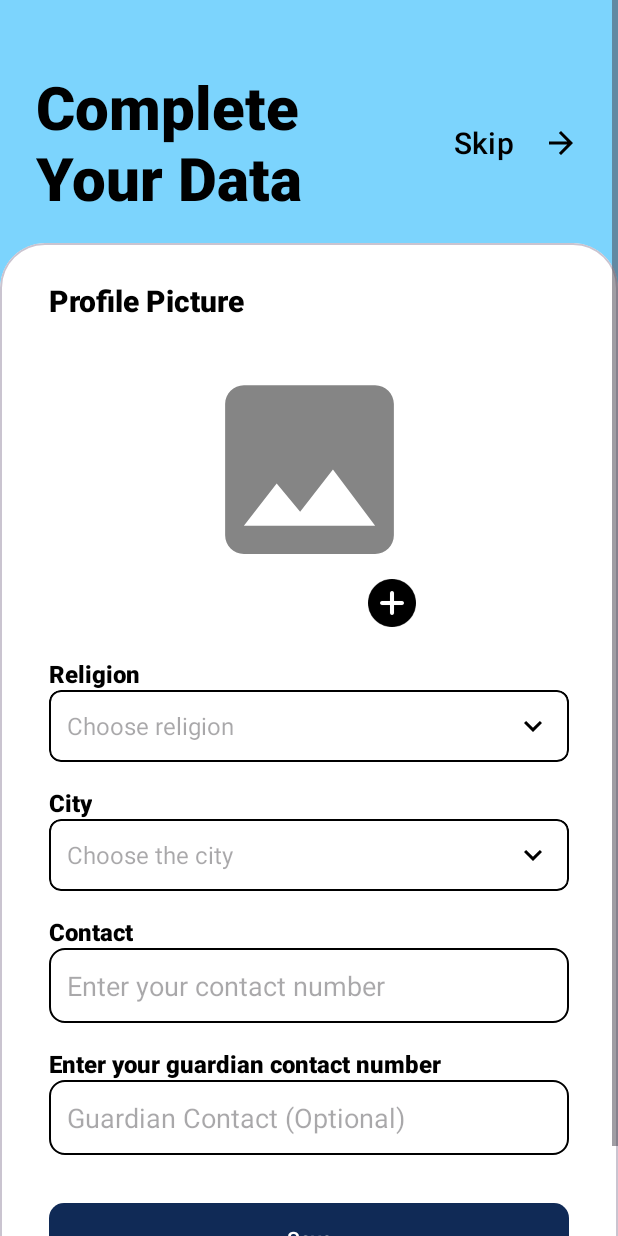
After one commit to kumsia-bangkit/kumsia-app, an Android app: the CompleteIndividualDataActivity screen opened directly, with no data from a screen before it, on a phone screen of 412 x 824 dp. The commit adds this screen. Run offline under Robolectric (Android 15) with nearby library versions, the phone set to English and light mode, and no system bars; our stand-ins replace CircleImageView.

Commit message:
feat: complete data page for individual

```diff
--- /dev/null
+++ b/app/src/main/java/com/dicoding/kumsiaapp/view/individual/postregistration/CompleteIndividualDataActivity.kt
@@ -0,0 +1,25 @@
+package com.dicoding.kumsiaapp.view.individual.postregistration
+
+import android.os.Bundle
+import androidx.activity.enableEdgeToEdge
+import androidx.appcompat.app.AppCompatActivity
+import androidx.core.view.ViewCompat
+import androidx.core.view.WindowInsetsCompat
+import com.dicoding.kumsiaapp.R
+import com.dicoding.kumsiaapp.databinding.ActivityCompleteIndividualDataBinding
+
+class CompleteIndividualDataActivity : AppCompatActivity() {
+
+    private lateinit var binding: ActivityCompleteIndividualDataBinding
+    override fun onCreate(savedInstanceState: Bundle?) {
+        super.onCreate(savedInstanceState)
+        binding = ActivityCompleteIndividualDataBinding.inflate(layoutInflater)
+        enableEdgeToEdge()
+        setContentView(binding.root)
+        ViewCompat.setOnApplyWindowInsetsListener(findViewById(R.id.main)) { v, insets ->
+            val systemBars = insets.getInsets(WindowInsetsCompat.Type.systemBars())
+            v.setPadding(systemBars.left, systemBars.top, systemBars.right, systemBars.bottom)
+            insets
+        }
+    }
+}
--- a/app/src/main/res/layout/activity_add_event.xml
+++ b/app/src/main/res/layout/activity_add_event.xml
@@ -429,7 +429,6 @@
                         android:padding="12dp"
                         android:textSize="16sp"
                         app:drawableEndCompat="@drawable/baseline_keyboard_arrow_down_24" />
-
                 </com.google.android.material.card.MaterialCardView>
 
                 <Button
--- /dev/null
+++ b/app/src/main/res/layout/activity_complete_individual_data.xml
@@ -0,0 +1,275 @@
+<?xml version="1.0" encoding="utf-8"?>
+<ScrollView xmlns:android="http://schemas.android.com/apk/res/android"
+    xmlns:app="http://schemas.android.com/apk/res-auto"
+    xmlns:tools="http://schemas.android.com/tools"
+    android:background="@color/light_blue"
+    android:layout_width="match_parent"
+    android:layout_height="match_parent">
+
+    <androidx.constraintlayout.widget.ConstraintLayout
+        android:id="@+id/main"
+        android:layout_width="match_parent"
+        android:layout_height="wrap_content"
+        tools:context=".view.individual.postregistration.CompleteIndividualDataActivity">
+
+        <TextView
+            android:id="@+id/title"
+            android:layout_width="206dp"
+            android:layout_height="102dp"
+            android:layout_marginStart="24dp"
+            android:layout_marginTop="44dp"
+            android:fontFamily="sans-serif-black"
+            android:text="@string/complete_your_data"
+            android:textColor="@color/black"
+            android:textSize="40sp"
+            app:layout_constraintStart_toStartOf="parent"
+            app:layout_constraintTop_toTopOf="parent"
+            tools:ignore="TextSizeCheck" />
+
+        <Button
+            android:id="@+id/skip_button"
+            android:layout_width="115dp"
+            android:layout_height="40dp"
+            android:layout_marginEnd="16dp"
+            android:background="@android:color/transparent"
+            android:drawableEnd="@drawable/baseline_arrow_forward_24"
+            android:paddingHorizontal="10dp"
+            android:paddingVertical="0dp"
+            android:text="@string/skip"
+            android:textAlignment="center"
+            android:textColor="@color/black"
+            android:textSize="20sp"
+            app:backgroundTint="@null"
+            app:layout_constraintBottom_toBottomOf="@+id/title"
+            app:layout_constraintEnd_toEndOf="parent"
+            app:layout_constraintTop_toTopOf="@+id/title"
+            tools:ignore="TouchTargetSizeCheck,TextSizeCheck" />
+
+        <com.google.android.material.card.MaterialCardView
+            style="@style/main_card_view_style"
+            android:layout_width="match_parent"
+            android:layout_height="match_parent"
+            app:cardBackgroundColor="@color/white"
+            app:layout_constraintBottom_toBottomOf="parent"
+            app:layout_constraintTop_toTopOf="@+id/guideline13">
+
+            <androidx.constraintlayout.widget.ConstraintLayout
+                android:layout_width="match_parent"
+                android:layout_height="match_parent"
+                android:paddingBottom="30dp">
+
+                <TextView
+                    android:id="@+id/profile_picture_title"
+                    android:layout_width="wrap_content"
+                    android:layout_height="wrap_content"
+                    android:layout_marginStart="24dp"
+                    android:layout_marginTop="16dp"
+                    android:fontFamily="sans-serif-black"
+                    android:text="@string/profile_picture"
+                    android:textColor="@color/black"
+                    android:textSize="20sp"
+                    app:layout_constraintStart_toStartOf="parent"
+                    app:layout_constraintTop_toTopOf="parent" />
+
+                <FrameLayout
+                    android:id="@+id/frameLayout2"
+                    android:layout_width="wrap_content"
+                    android:layout_height="200dp"
+                    android:layout_gravity="center_vertical"
+                    android:layout_marginTop="8dp"
+                    android:focusable="false"
+                    app:layout_constraintEnd_toEndOf="parent"
+                    app:layout_constraintStart_toStartOf="parent"
+                    app:layout_constraintTop_toBottomOf="@+id/profile_picture_title">
+
+                    <de.hdodenhof.circleimageview.CircleImageView
+                        android:id="@+id/imageView"
+                        android:layout_width="150dp"
+                        android:layout_height="150dp"
+                        android:layout_marginTop="16dp"
+                        android:src="@drawable/baseline_insert_photo_24"
+                        app:layout_constraintEnd_toEndOf="parent"
+                        app:layout_constraintHorizontal_bias="0.504"
+                        app:layout_constraintStart_toStartOf="parent"
+                        app:layout_constraintTop_toTopOf="parent"
+                        tools:ignore="ContentDescription" />
+
+                    <ImageView
+                        android:id="@+id/add_photo_button"
+                        android:layout_width="40dp"
+                        android:layout_height="40dp"
+                        android:layout_gravity="bottom|end"
+                        android:layout_marginEnd="0dp"
+                        android:src="@drawable/ic_add_button"
+                        app:layout_constraintEnd_toEndOf="parent"
+                        app:layout_constraintTop_toBottomOf="@+id/imageView"
+                        tools:ignore="ContentDescription" />
+                </FrameLayout>
+
+                <TextView
+                    android:id="@+id/religion_title"
+                    android:layout_width="wrap_content"
+                    android:layout_height="wrap_content"
+                    android:layout_marginTop="16dp"
+                    android:fontFamily="sans-serif-black"
+                    android:text="@string/religion"
+                    android:textColor="@color/black"
+                    android:textSize="16sp"
+                    app:layout_constraintStart_toStartOf="@+id/profile_picture_title"
+                    app:layout_constraintTop_toBottomOf="@+id/frameLayout2" />
+
+                <com.google.android.material.card.MaterialCardView
+                    android:id="@+id/materialCardView"
+                    android:layout_width="match_parent"
+                    android:layout_height="wrap_content"
+                    android:layout_marginStart="24dp"
+                    android:layout_marginEnd="24dp"
+                    android:backgroundTint="@color/white"
+                    app:cardCornerRadius="8dp"
+                    app:cardElevation="0dp"
+                    app:layout_constraintEnd_toEndOf="parent"
+                    app:layout_constraintHorizontal_bias="1.0"
+                    app:layout_constraintStart_toStartOf="@+id/religion_title"
+                    app:layout_constraintTop_toBottomOf="@+id/religion_title"
+                    app:strokeColor="@color/black"
+                    app:strokeWidth="1dp">
+
+                    <TextView
+                        android:id="@+id/gender_spinner"
+                        android:layout_width="match_parent"
+                        android:layout_height="wrap_content"
+                        android:gravity="center_vertical"
+                        android:hint="@string/choose_religion"
+                        android:padding="12dp"
+                        android:textSize="16sp"
+                        app:drawableEndCompat="@drawable/baseline_keyboard_arrow_down_24"/>
+                </com.google.android.material.card.MaterialCardView>
+
+                <TextView
+                    android:id="@+id/city_title"
+                    android:layout_width="wrap_content"
+                    android:layout_height="wrap_content"
+                    android:layout_marginTop="16dp"
+                    android:fontFamily="sans-serif-black"
+                    android:text="@string/city"
+                    android:textColor="@color/black"
+                    android:textSize="16sp"
+                    app:layout_constraintStart_toStartOf="@+id/religion_title"
+                    app:layout_constraintTop_toBottomOf="@+id/materialCardView" />
+
+                <com.google.android.material.card.MaterialCardView
+                    android:id="@+id/materialCardView2"
+                    android:layout_width="match_parent"
+                    android:layout_height="wrap_content"
+                    android:layout_marginStart="24dp"
+                    android:layout_marginEnd="24dp"
+                    android:backgroundTint="@color/white"
+                    app:cardCornerRadius="8dp"
+                    app:cardElevation="0dp"
+                    app:layout_constraintEnd_toEndOf="parent"
+                    app:layout_constraintHorizontal_bias="1.0"
+                    app:layout_constraintStart_toStartOf="@+id/city_title"
+                    app:layout_constraintTop_toBottomOf="@+id/city_title"
+                    app:strokeColor="@color/black"
+                    app:strokeWidth="1dp">
+
+                    <TextView
+                        android:id="@+id/city_spinner"
+                        android:layout_width="match_parent"
+                        android:layout_height="wrap_content"
+                        android:gravity="center_vertical"
+                        android:hint="@string/choose_the_city"
+                        android:padding="12dp"
+                        android:textSize="16sp"
+                        app:drawableEndCompat="@drawable/baseline_keyboard_arrow_down_24"/>
+                </com.google.android.material.card.MaterialCardView>
+
+                <EditText
+                    android:id="@+id/ed_contact"
+                    android:layout_width="match_parent"
+                    android:layout_height="50dp"
+                    android:layout_marginStart="24dp"
+                    android:layout_marginEnd="24dp"
+                    android:autofillHints="name"
+                    android:background="@drawable/edit_text_style"
+                    android:backgroundTint="@null"
+                    android:drawablePadding="12dp"
+                    android:hint="@string/enter_your_contact_number"
+                    android:inputType="text"
+                    android:paddingStart="12dp"
+                    android:paddingEnd="12dp"
+                    app:layout_constraintEnd_toEndOf="parent"
+                    app:layout_constraintHorizontal_bias="1.0"
+                    app:layout_constraintStart_toStartOf="@+id/contact_title"
+                    app:layout_constraintTop_toBottomOf="@+id/contact_title" />
+
+                <TextView
+                    android:id="@+id/contact_title"
+                    android:layout_width="wrap_content"
+                    android:layout_height="wrap_content"
+                    android:layout_marginTop="16dp"
+                    android:fontFamily="sans-serif-black"
+                    android:text="@string/contact"
+                    android:textColor="@color/black"
+                    android:textSize="16sp"
+                    app:layout_constraintStart_toStartOf="@+id/city_title"
+                    app:layout_constraintTop_toBottomOf="@+id/materialCardView2" />
+
+                <EditText
+                    android:id="@+id/ed_guardian_contact"
+                    android:layout_width="match_parent"
+                    android:layout_height="50dp"
+                    android:layout_marginStart="24dp"
+                    android:layout_marginEnd="24dp"
+                    android:autofillHints="name"
+                    android:background="@drawable/edit_text_style"
+                    android:backgroundTint="@null"
+                    android:drawablePadding="12dp"
+                    android:hint="@string/guardian_contact"
+                    android:inputType="text"
+                    android:paddingStart="12dp"
+                    android:paddingEnd="12dp"
+                    app:layout_constraintEnd_toEndOf="parent"
+                    app:layout_constraintHorizontal_bias="1.0"
+                    app:layout_constraintStart_toStartOf="@+id/guardian_contact_title"
+                    app:layout_constraintTop_toBottomOf="@+id/guardian_contact_title" />
+
+                <TextView
+                    android:id="@+id/guardian_contact_title"
+                    android:layout_width="wrap_content"
+                    android:layout_height="wrap_content"
+                    android:layout_marginTop="16dp"
+                    android:fontFamily="sans-serif-black"
+                    android:text="@string/enter_your_guardian_contact_number"
+                    android:textColor="@color/black"
+                    android:textSize="16sp"
+                    app:layout_constraintStart_toStartOf="@+id/contact_title"
+                    app:layout_constraintTop_toBottomOf="@+id/ed_contact" />
+
+                <Button
+                    android:id="@+id/save_button"
+                    android:layout_width="match_parent"
+                    android:layout_height="wrap_content"
+                    android:layout_marginStart="24dp"
+                    android:layout_marginTop="32dp"
+                    android:layout_marginEnd="24dp"
+                    android:background="@drawable/blue_button_style"
+                    android:text="@string/save"
+                    android:textColor="@color/white"
+                    app:backgroundTint="@null"
+                    app:layout_constraintEnd_toEndOf="parent"
+                    app:layout_constraintHorizontal_bias="0.0"
+                    app:layout_constraintStart_toStartOf="parent"
+                    app:layout_constraintTop_toBottomOf="@+id/ed_guardian_contact"
+                    tools:ignore="DuplicateSpeakableTextCheck" />
+            </androidx.constraintlayout.widget.ConstraintLayout>
+        </com.google.android.material.card.MaterialCardView>
+
+        <androidx.constraintlayout.widget.Guideline
+            android:id="@+id/guideline13"
+            android:layout_width="wrap_content"
+            android:layout_height="wrap_content"
+            android:orientation="horizontal"
+            app:layout_constraintGuide_begin="162dp" />
+    </androidx.constraintlayout.widget.ConstraintLayout>
+</ScrollView>
--- a/app/src/main/res/values/strings.xml
+++ b/app/src/main/res/values/strings.xml
@@ -165,6 +165,9 @@
     <string name="profile_picture">Profile Picture</string>
     <string name="enter_your_contact_number">Enter your contact number</string>
     <string name="save">Save</string>
+    <string name="choose_religion">Choose religion</string>
+    <string name="guardian_contact">Guardian Contact (Optional)</string>
+    <string name="enter_your_guardian_contact_number">Enter your guardian contact number</string>
 
     <string-array name="interests_array">
         <item>Food</item>
```
Also changed, not shown: app/src/main/AndroidManifest.xml (+6 -3 lines).
